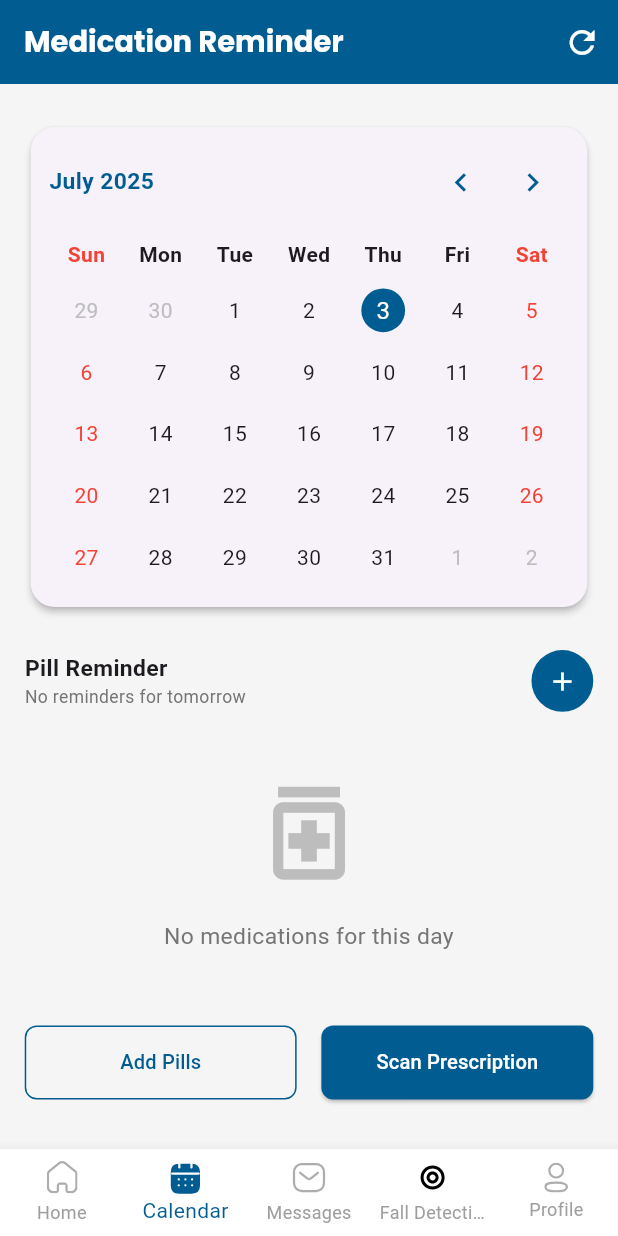
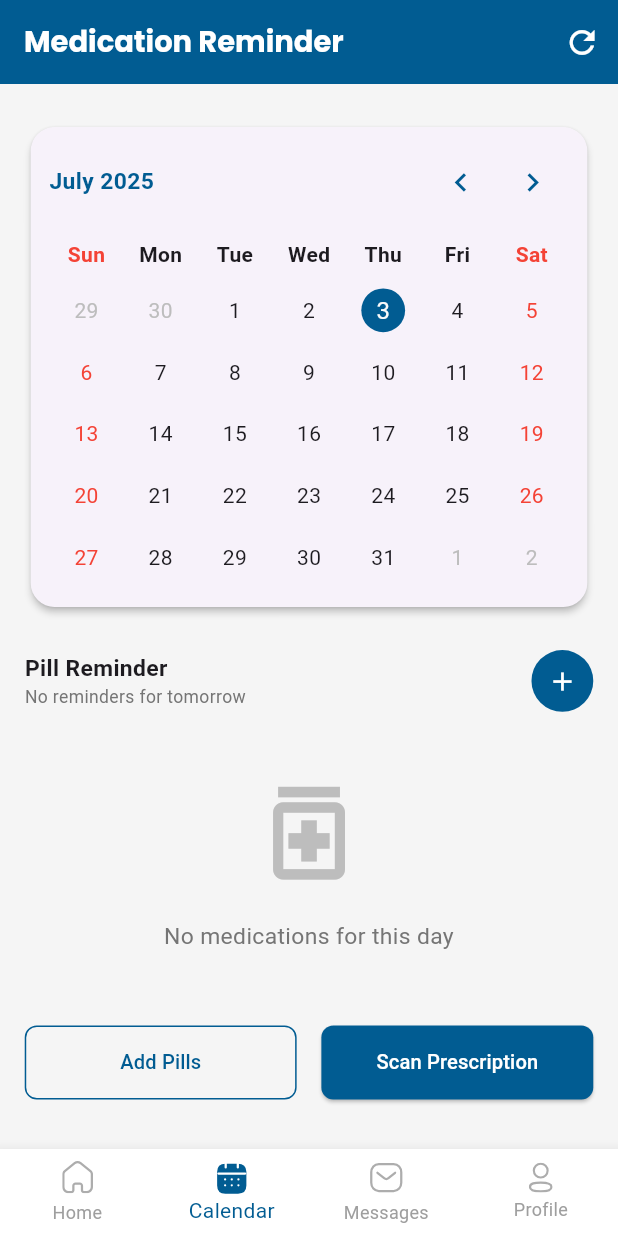
Before and after one commit to Eyaadd/Amanak, a Flutter app: the HomeScreen screen opened by its route, after a tap on an icon or button, on a phone screen of 412 x 824 dp. Run offline on Flutter 3.47's test engine with Material 3 defaults, Android fonts, the phone set to English and light mode, and no system bars; drawn by our look-alikes of table_calendar; our stand-ins replace animated_splash_screen, cloud_firestore, cloud_functions, firebase_auth, firebase_core, firebase_messaging and 18 more; missing offline and left inert: encrypt, simple_alert_dialog, workmanager; accounts and stored records are empty; project files that could hold a hidden picture were left out.

Commit message:
changed fall detection button to profile tab

```diff
--- a/lib/home/profile_tab.dart
+++ b/lib/home/profile_tab.dart
@@ -10,6 +10,7 @@ import '../widgets/logout_dialog.dart';
 import '../l10n/app_localizations.dart';
 import 'package:provider/provider.dart';
 import '../services/localization_service.dart';
+import 'fall_detection_tab.dart';
 
 class ProfileTab extends StatefulWidget {
   const ProfileTab({super.key});
@@ -315,7 +316,7 @@ class _ProfileTabState extends State<ProfileTab> {
                                   SizedBox(height: screenHeight * 0.05),
                                   Container(
                                     width: double.infinity,
-                                    height: screenHeight * 0.5378,
+                                    height: screenHeight * 0.65,
                                     decoration: BoxDecoration(
                                         borderRadius: BorderRadius.only(
                                           topLeft: Radius.circular(
@@ -325,6 +326,7 @@ class _ProfileTabState extends State<ProfileTab> {
                                         ),
                                         color: Colors.white),
                                     padding: EdgeInsets.all(screenWidth * 0.04),
+                                    child: SingleChildScrollView(
                                       child: Column(
                                         children: [
                                           _buildProfileOption(
@@ -374,24 +376,33 @@ class _ProfileTabState extends State<ProfileTab> {
                                                   .of<LocalizationService>(
                                                       context,
                                                       listen: false);
-                                            await showDialog(
+                                              showDialog(
                                                 context: context,
-                                              builder: (context) => Dialog(
+                                                barrierDismissible: true,
+                                                builder: (context) => FocusScope(
+                                                  canRequestFocus: false,
+                                                  child: GestureDetector(
+                                                    onTap: () {
+                                                      Navigator.pop(context);
+                                                    },
+                                                    child: Dialog(
                                                       shape: RoundedRectangleBorder(
                                                         borderRadius:
                                                             BorderRadius.circular(20),
                                                       ),
+                                                      child: GestureDetector(
+                                                        onTap: () {
+                                                          // Prevent dialog from closing when tapping inside
+                                                        },
                                                         child: Padding(
-                                                  padding: const EdgeInsets
-                                                      .symmetric(
+                                                          padding: const EdgeInsets.symmetric(
                                                             horizontal: 24,
-                                                      vertical: 28),
+                                                            vertical: 28,
+                                                          ),
                                                           child: Column(
-                                                    mainAxisSize:
-                                                        MainAxisSize.min,
+                                                            mainAxisSize: MainAxisSize.min,
                                                             crossAxisAlignment:
-                                                        CrossAxisAlignment
-                                                            .center,
+                                                                CrossAxisAlignment.center,
                                                             children: [
                                                               Text(
                                                                 localizations.language,
@@ -400,88 +411,74 @@ class _ProfileTabState extends State<ProfileTab> {
                                                                     .titleLarge
                                                                     ?.copyWith(
                                                                       fontWeight:
-                                                                  FontWeight
-                                                                      .bold,
-                                                              color: Theme.of(
-                                                                      context)
+                                                                          FontWeight.bold,
+                                                                      color: Theme.of(context)
                                                                           .primaryColor,
                                                                     ),
-                                                        textAlign:
-                                                            TextAlign.center,
+                                                                textAlign: TextAlign.center,
                                                               ),
                                                               SizedBox(height: 24),
                                                               ListTile(
-                                                        leading: Text('🇺🇸',
-                                                            style: TextStyle(
-                                                                fontSize: 32)),
+                                                                focusColor: Colors.transparent,
+                                                                hoverColor: Theme.of(context).primaryColor.withOpacity(0.08),
+                                                                leading: Text('🇺🇸', style: TextStyle(fontSize: 32)),
                                                                 title: Text(
                                                                   localizations.english,
-                                                          style: TextStyle(
-                                                              fontSize: 20,
-                                                              fontWeight:
-                                                                  FontWeight
-                                                                      .w600),
+                                                                  style: TextStyle(fontSize: 20, fontWeight: FontWeight.w600),
                                                                 ),
                                                                 onTap: () {
-                                                          localizationService
-                                                              .changeLanguage(
-                                                                  'en');
-                                                          Navigator.pop(
-                                                              context);
+                                                                  localizationService.changeLanguage('en');
+                                                                  Navigator.pop(context);
                                                                 },
-                                                        contentPadding:
-                                                            EdgeInsets
-                                                                .symmetric(
-                                                                    horizontal:
-                                                                        8),
+                                                                contentPadding: EdgeInsets.symmetric(horizontal: 8),
                                                                 shape: RoundedRectangleBorder(
-                                                            borderRadius:
-                                                                BorderRadius
-                                                                    .circular(
-                                                                        12)),
-                                                        hoverColor: Theme.of(
-                                                                context)
-                                                            .primaryColor
-                                                            .withOpacity(0.08),
+                                                                  borderRadius: BorderRadius.circular(12),
+                                                                ),
                                                               ),
                                                               SizedBox(height: 12),
                                                               ListTile(
-                                                        leading: Text('🇪🇬',
-                                                            style: TextStyle(
-                                                                fontSize: 32)),
+                                                                focusColor: Colors.transparent,
+                                                                hoverColor: Theme.of(context).primaryColor.withOpacity(0.08),
+                                                                leading: Text('🇪🇬', style: TextStyle(fontSize: 32)),
                                                                 title: Text(
                                                                   localizations.arabic,
-                                                          style: TextStyle(
-                                                              fontSize: 20,
-                                                              fontWeight:
-                                                                  FontWeight
-                                                                      .w600),
+                                                                  style: TextStyle(fontSize: 20, fontWeight: FontWeight.w600),
                                                                 ),
                                                                 onTap: () {
-                                                          localizationService
-                                                              .changeLanguage(
-                                                                  'ar');
-                                                          Navigator.pop(
-                                                              context);
+                                                                  localizationService.changeLanguage('ar');
+                                                                  Navigator.pop(context);
                                                                 },
-                                                        contentPadding:
-                                                            EdgeInsets
-                                                                .symmetric(
-                                                                    horizontal:
-                                                                        8),
+                                                                contentPadding: EdgeInsets.symmetric(horizontal: 8),
                                                                 shape: RoundedRectangleBorder(
-                                                            borderRadius:
-                                                                BorderRadius
-                                                                    .circular(
-                                                                        12)),
-                                                        hoverColor: Theme.of(
-                                                                context)
-                                                            .primaryColor
-                                                            .withOpacity(0.08),
+                                                                  borderRadius: BorderRadius.circular(12),
+                                                                ),
                                                               ),
                                                             ],
                                                           ),
                                                         ),
+                                                      ),
+                                                    ),
+                                                  ),
+                                                ),
+                                              );
+                                            },
+                                            screenWidth: screenWidth,
+                                          ),
+                                          Divider(
+                                            color: Color(0xFFE8F3F1),
+                                            thickness: 2,
+                                            endIndent: screenWidth * 0.025,
+                                            indent: screenWidth * 0.025,
+                                          ),
+                                          if (userRole.toLowerCase() == 'user')
+                                            _buildProfileOption(
+                                              assetName: "sensors",
+                                              title: "Fall Detection",
+                                              onTap: () {
+                                                Navigator.push(
+                                                  context,
+                                                  MaterialPageRoute(
+                                                    builder: (context) => FallDetectionTab(),
                                                   ),
                                                 );
                                               },
@@ -502,7 +499,9 @@ class _ProfileTabState extends State<ProfileTab> {
                                             },
                                             screenWidth: screenWidth,
                                           ),
+                                          SizedBox(height: 16),
                                         ],
+                                      ),
                                     ),
                                   ),
                                 ],
@@ -533,20 +532,18 @@ class _ProfileTabState extends State<ProfileTab> {
               height: screenWidth * 0.12,
               decoration: BoxDecoration(
                 color: Color(0xFFE8F3F1),
-                    borderRadius: BorderRadius.circular(screenWidth * 0.06)),
+                borderRadius: BorderRadius.circular(screenWidth * 0.06),
+              ),
               child: Center(
                 child: SvgPicture.asset(
                   "assets/svg/$assetName.svg",
                   width: screenWidth * 0.05,
                 ),
-                )),
+              ),
+            ),
             SizedBox(width: screenWidth * 0.04),
-            idShow
-                ? Expanded(
-                    child: Row(
-                      children: [
-                        Flexible(
-                          child: SelectableText(
+            Expanded(
+              child: Text(
                 title,
                 style: GoogleFonts.albertSans(
                   fontWeight: FontWeight.w700,
@@ -555,29 +552,10 @@ class _ProfileTabState extends State<ProfileTab> {
                 ),
               ),
             ),
-                        IconButton(
-                          icon: Icon(Icons.copy, size: screenWidth * 0.04),
-                          onPressed: () {
-                            Clipboard.setData(ClipboardData(text: title));
-                            ScaffoldMessenger.of(context).showSnackBar(
-                              SnackBar(content: Text('ID Copied to clipboard')),
-                            );
-                          },
+            SvgPicture.asset(
+              "assets/svg/arrowright.svg",
+              width: screenWidth * 0.06,
             ),
-                      ],
-                    ),
-                  )
-                : Text(
-                    title,
-                    style: GoogleFonts.albertSans(
-                      fontWeight: FontWeight.w700,
-                      fontSize: screenWidth * 0.042,
-                      color: textColor ?? Colors.black,
-                    ),
-                  ),
-            const Spacer(),
-            SvgPicture.asset("assets/svg/arrowright.svg",
-                width: screenWidth * 0.06)
           ],
         ),
       ),
--- a/lib/home_screen.dart
+++ b/lib/home_screen.dart
@@ -34,33 +34,27 @@ class _HomeScreenState extends State<HomeScreen> {
           highlightColor: Colors.transparent,
         ),
         child: BottomNavigationBar(
-          items: [
+        items: [
             BottomNavigationBarItem(
               icon: (provider.selectedIndexHome == 0)
                 ? SvgPicture.asset('assets/svg/HomeSelected.svg')
                 : SvgPicture.asset('assets/svg/Home.svg'),
               label: "Home",
             ),
-            BottomNavigationBarItem(
+          BottomNavigationBarItem(
               icon: (provider.selectedIndexHome == 1)
                 ? SvgPicture.asset('assets/svg/calendarSelected.svg')
                 : SvgPicture.asset('assets/svg/Calendaric.svg'),
               label: "Calendar",
             ),
-            BottomNavigationBarItem(
+          BottomNavigationBarItem(
               icon: (provider.selectedIndexHome == 2)
                 ? SvgPicture.asset('assets/svg/MessageSelected.svg')
                 : SvgPicture.asset('assets/svg/Message.svg'),
               label: "Messages",
             ),
-            BottomNavigationBarItem(
+          BottomNavigationBarItem(
               icon: (provider.selectedIndexHome == 3)
-                ? SvgPicture.asset('assets/svg/sensorsSelected.svg')
-                : SvgPicture.asset('assets/svg/sensors.svg'),
-              label: "Fall Detection",
-            ),
-            BottomNavigationBarItem(
-              icon: (provider.selectedIndexHome == 4)
                 ? SvgPicture.asset('assets/svg/ProfileSelected.svg')
                 : SvgPicture.asset('assets/svg/Profile.svg'),
               label: "Profile",
@@ -77,16 +71,13 @@ class _HomeScreenState extends State<HomeScreen> {
       ),
       body: IndexedStack(
         index: provider.selectedIndexHome,
-        children: currentTabs,
+        children: [
+          HomeTab(),
+          CalendarTab(),
+          MessagingTab(),
+          ProfileTab(),
+        ],
       ),
     );
   }
 }
-
-List<Widget> currentTabs = [
-  HomeTab(),
-  CalendarTab(),
-  MessagingTab(),
-  FallDetectionTab(),
-  ProfileTab(),
-];
--- a/pubspec.yaml
+++ b/pubspec.yaml
@@ -120,3 +120,6 @@ flutter:
   #
   # For details regarding fonts from package dependencies,
   # see https://flutter.dev/to/font-from-package
+
+dependency_overrides:
+  intl: ^0.20.2
```
Also changed, not shown: lib/home/calendar_tab.dart (indentation only), lib/home/home_tab.dart (indentation only), pubspec.lock, 1 other file. Lines whose indentation alone changed are shown as unchanged.
